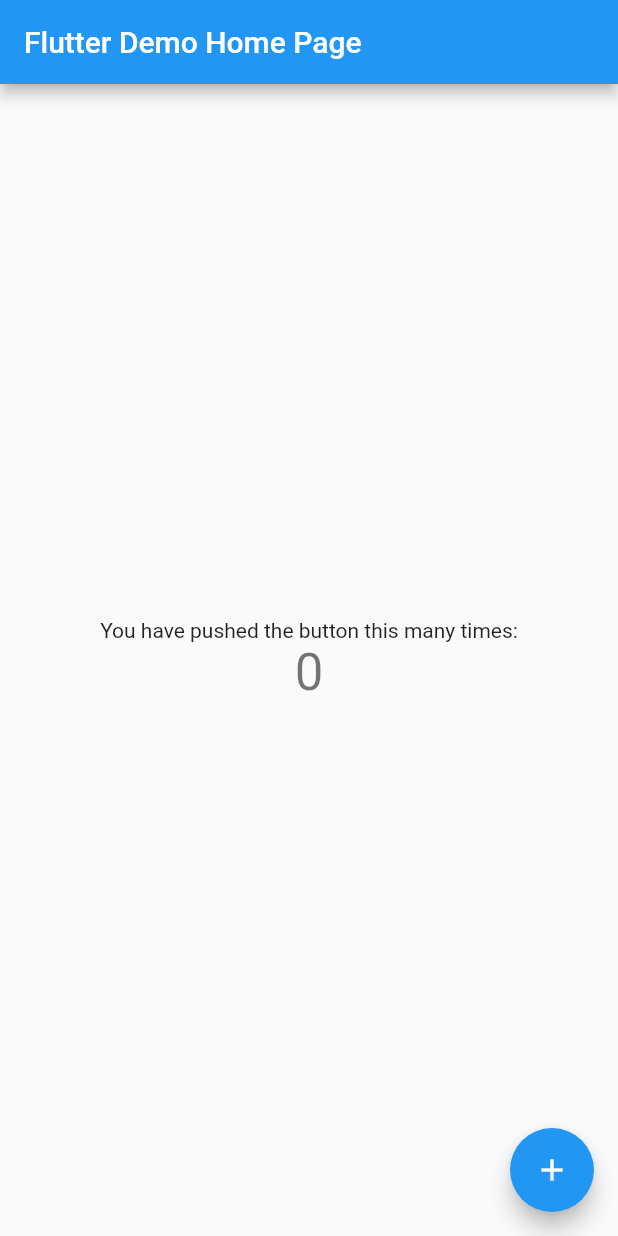
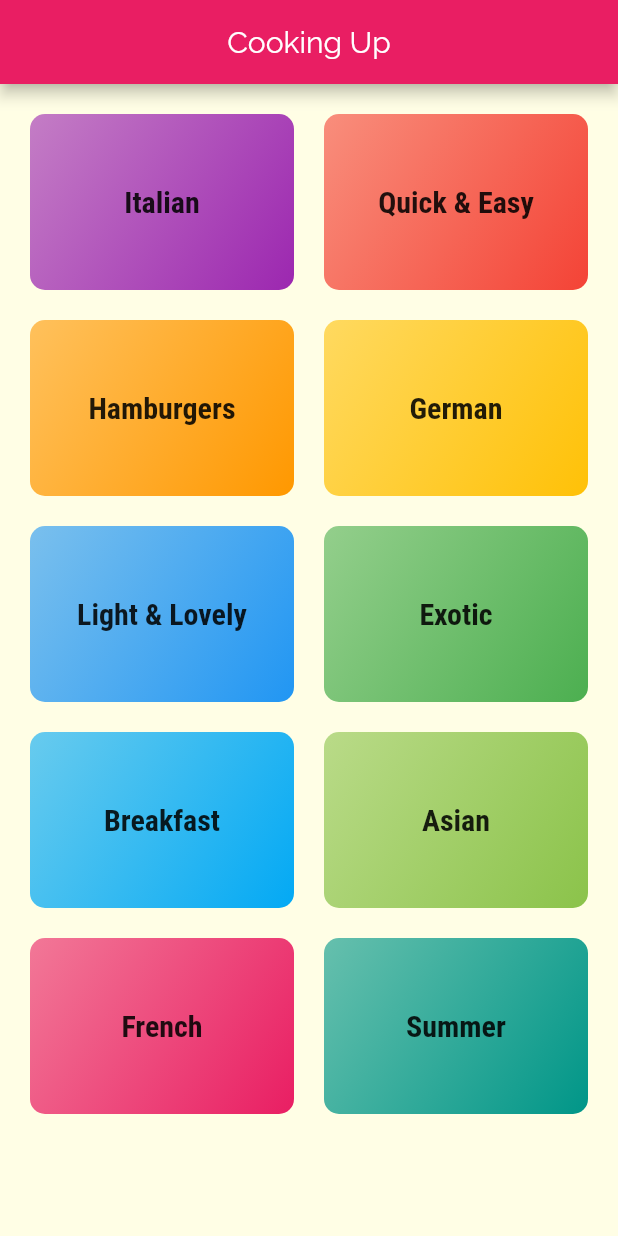
Before and after one commit to imKashyap/Cooking-Up, a Flutter app: the screen it shows after launch, on a phone screen of 412 x 824 dp. Run offline on Flutter 3.47's test engine with Material 2 defaults, Android fonts, the phone set to English and light mode, and no system bars.

Commit message:
Adding initial setup

```diff
--- /dev/null
+++ b/lib/category_item.dart
@@ -0,0 +1,27 @@
+import 'package:flutter/material.dart';
+import 'package:meals/models/category.dart';
+class CategoryItem extends StatelessWidget {
+  Category _category;
+  CategoryItem(this._category);
+  @override
+  Widget build(BuildContext context) {
+    return Container(
+      alignment: Alignment.center,
+      decoration: BoxDecoration(
+        color: _category.color,
+        borderRadius: BorderRadius.circular(10.0),
+        gradient: LinearGradient(
+          begin: Alignment.topLeft,
+          end: Alignment.bottomRight,
+          colors: [
+            _category.color.withOpacity(0.6),
+            _category.color,
+          ],
+        ),
+      ),
+      child: Text(_category.title,
+        style: Theme.of(context).textTheme.title,
+      ),
+    );
+  }
+}
--- /dev/null
+++ b/lib/category_screen.dart
@@ -0,0 +1,24 @@
+import 'package:flutter/material.dart';
+import 'file:///C:/Users/rahul/AndroidStudioProjects/meals/lib/category_item.dart';
+import 'package:meals/models/dummy_data.dart';
+class CategoryScreen extends StatelessWidget {
+  @override
+  Widget build(BuildContext context) {
+    return Scaffold(
+      appBar: AppBar(
+        centerTitle: true,
+        title: const Text('Cooking Up'),
+      ),
+      body: GridView(
+        padding: const EdgeInsets.all(20.0),
+        children: DUMMY_CATEGORIES.map((cat) => CategoryItem(cat)).toList(),
+        gridDelegate: SliverGridDelegateWithMaxCrossAxisExtent(
+          maxCrossAxisExtent: 200,
+          childAspectRatio: 1.5,
+          crossAxisSpacing: 20.0,
+          mainAxisSpacing: 20.0,
+        ),
+      ),
+    );
+  }
+}
--- a/lib/main.dart
+++ b/lib/main.dart
@@ -1,117 +1,32 @@
 import 'package:flutter/material.dart';
+import 'category_screen.dart';
 
-void main() {
-  runApp(MyApp());
-}
-
+void main()=>runApp(MyApp());
 class MyApp extends StatelessWidget {
-  // This widget is the root of your application.
   @override
   Widget build(BuildContext context) {
     return MaterialApp(
-      title: 'Flutter Demo',
       theme: ThemeData(
-        // This is the theme of your application.
-        //
-        // Try running your application with "flutter run". You'll see the
-        // application has a blue toolbar. Then, without quitting the app, try
-        // changing the primarySwatch below to Colors.green and then invoke
-        // "hot reload" (press "r" in the console where you ran "flutter run",
-        // or simply save your changes to "hot reload" in a Flutter IDE).
-        // Notice that the counter didn't reset back to zero; the application
-        // is not restarted.
-        primarySwatch: Colors.blue,
-        // This makes the visual density adapt to the platform that you run
-        // the app on. For desktop platforms, the controls will be smaller and
-        // closer together (more dense) than on mobile platforms.
-        visualDensity: VisualDensity.adaptivePlatformDensity,
+        primarySwatch: Colors.pink,
+        accentColor: Colors.amber,
+        canvasColor: Color.fromRGBO(255, 254, 229, 1),
+        fontFamily: 'Raleway',
+        textTheme: ThemeData.light().textTheme.copyWith(
+          body1: TextStyle(
+            color: Color.fromRGBO(20, 51, 51, 1)
+          ),
+            body2: TextStyle(
+                color: Color.fromRGBO(20, 51, 51, 1)
+            ),
+          title: TextStyle(
+            fontFamily: 'RobotoCondensed',
+            fontSize: 20.0,
+            fontWeight: FontWeight.bold
+          )
+        )
       ),
-      home: MyHomePage(title: 'Flutter Demo Home Page'),
+      home: CategoryScreen(),
+      debugShowCheckedModeBanner: false,
     );
   }
 }
-
-class MyHomePage extends StatefulWidget {
-  MyHomePage({Key key, this.title}) : super(key: key);
-
-  // This widget is the home page of your application. It is stateful, meaning
-  // that it has a State object (defined below) that contains fields that affect
-  // how it looks.
-
-  // This class is the configuration for the state. It holds the values (in this
-  // case the title) provided by the parent (in this case the App widget) and
-  // used by the build method of the State. Fields in a Widget subclass are
-  // always marked "final".
-
-  final String title;
-
-  @override
-  _MyHomePageState createState() => _MyHomePageState();
-}
-
-class _MyHomePageState extends State<MyHomePage> {
-  int _counter = 0;
-
-  void _incrementCounter() {
-    setState(() {
-      // This call to setState tells the Flutter framework that something has
-      // changed in this State, which causes it to rerun the build method below
-      // so that the display can reflect the updated values. If we changed
-      // _counter without calling setState(), then the build method would not be
-      // called again, and so nothing would appear to happen.
-      _counter++;
-    });
-  }
-
-  @override
-  Widget build(BuildContext context) {
-    // This method is rerun every time setState is called, for instance as done
-    // by the _incrementCounter method above.
-    //
-    // The Flutter framework has been optimized to make rerunning build methods
-    // fast, so that you can just rebuild anything that needs updating rather
-    // than having to individually change instances of widgets.
-    return Scaffold(
-      appBar: AppBar(
-        // Here we take the value from the MyHomePage object that was created by
-        // the App.build method, and use it to set our appbar title.
-        title: Text(widget.title),
-      ),
-      body: Center(
-        // Center is a layout widget. It takes a single child and positions it
-        // in the middle of the parent.
-        child: Column(
-          // Column is also a layout widget. It takes a list of children and
-          // arranges them vertically. By default, it sizes itself to fit its
-          // children horizontally, and tries to be as tall as its parent.
-          //
-          // Invoke "debug painting" (press "p" in the console, choose the
-          // "Toggle Debug Paint" action from the Flutter Inspector in Android
-          // Studio, or the "Toggle Debug Paint" command in Visual Studio Code)
-          // to see the wireframe for each widget.
-          //
-          // Column has various properties to control how it sizes itself and
-          // how it positions its children. Here we use mainAxisAlignment to
-          // center the children vertically; the main axis here is the vertical
-          // axis because Columns are vertical (the cross axis would be
-          // horizontal).
-          mainAxisAlignment: MainAxisAlignment.center,
-          children: <Widget>[
-            Text(
-              'You have pushed the button this many times:',
-            ),
-            Text(
-              '$_counter',
-              style: Theme.of(context).textTheme.headline4,
-            ),
-          ],
-        ),
-      ),
-      floatingActionButton: FloatingActionButton(
-        onPressed: _incrementCounter,
-        tooltip: 'Increment',
-        child: Icon(Icons.add),
-      ), // This trailing comma makes auto-formatting nicer for build methods.
-    );
-  }
-}
--- /dev/null
+++ b/lib/models/category.dart
@@ -0,0 +1,12 @@
+
+import 'package:flutter/material.dart';
+
+class Category{
+  final String title;
+  final String id;
+  final Color color;
+  const Category({
+  @required this.title,
+  @required this.id,
+  this.color=Colors.orange});
+}
--- /dev/null
+++ b/lib/models/dummy_data.dart
@@ -0,0 +1,56 @@
+import 'package:flutter/material.dart';
+
+import 'category.dart';
+
+const DUMMY_CATEGORIES = const [
+  Category(
+    id: 'c1',
+    title: 'Italian',
+    color: Colors.purple,
+  ),
+  Category(
+    id: 'c2',
+    title: 'Quick & Easy',
+    color: Colors.red,
+  ),
+  Category(
+    id: 'c3',
+    title: 'Hamburgers',
+    color: Colors.orange,
+  ),
+  Category(
+    id: 'c4',
+    title: 'German',
+    color: Colors.amber,
+  ),
+  Category(
+    id: 'c5',
+    title: 'Light & Lovely',
+    color: Colors.blue,
+  ),
+  Category(
+    id: 'c6',
+    title: 'Exotic',
+    color: Colors.green,
+  ),
+  Category(
+    id: 'c7',
+    title: 'Breakfast',
+    color: Colors.lightBlue,
+  ),
+  Category(
+    id: 'c8',
+    title: 'Asian',
+    color: Colors.lightGreen,
+  ),
+  Category(
+    id: 'c9',
+    title: 'French',
+    color: Colors.pink,
+  ),
+  Category(
+    id: 'c10',
+    title: 'Summer',
+    color: Colors.teal,
+  ),
+];
```
Also changed, not shown: pubspec.yaml (+18 -11 lines), assets/fonts/Raleway-Black.ttf (added), assets/fonts/Raleway-Bold.ttf (added), assets/fonts/Raleway-Regular.ttf (added), assets/fonts/RobotoCondensed-Bold.ttf (added), assets/fonts/RobotoCondensed-Italic.ttf (added), assets/fonts/RobotoCondensed-Light.ttf (added), assets/fonts/RobotoCondensed-Regular.ttf (added), 1 other file.
